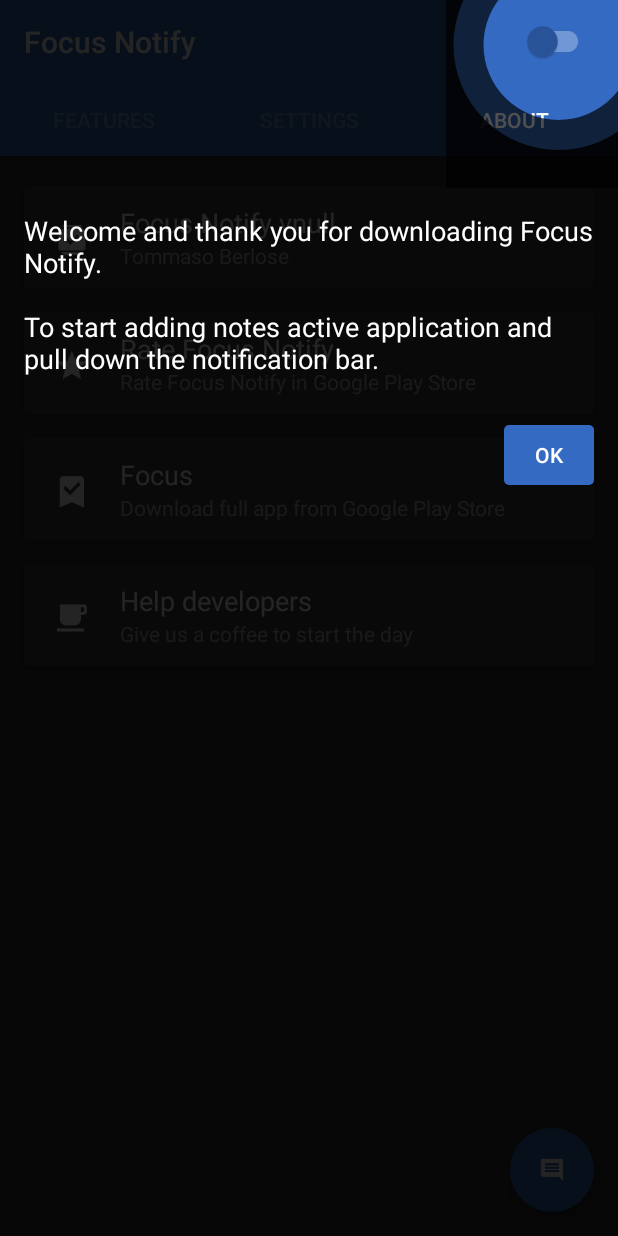
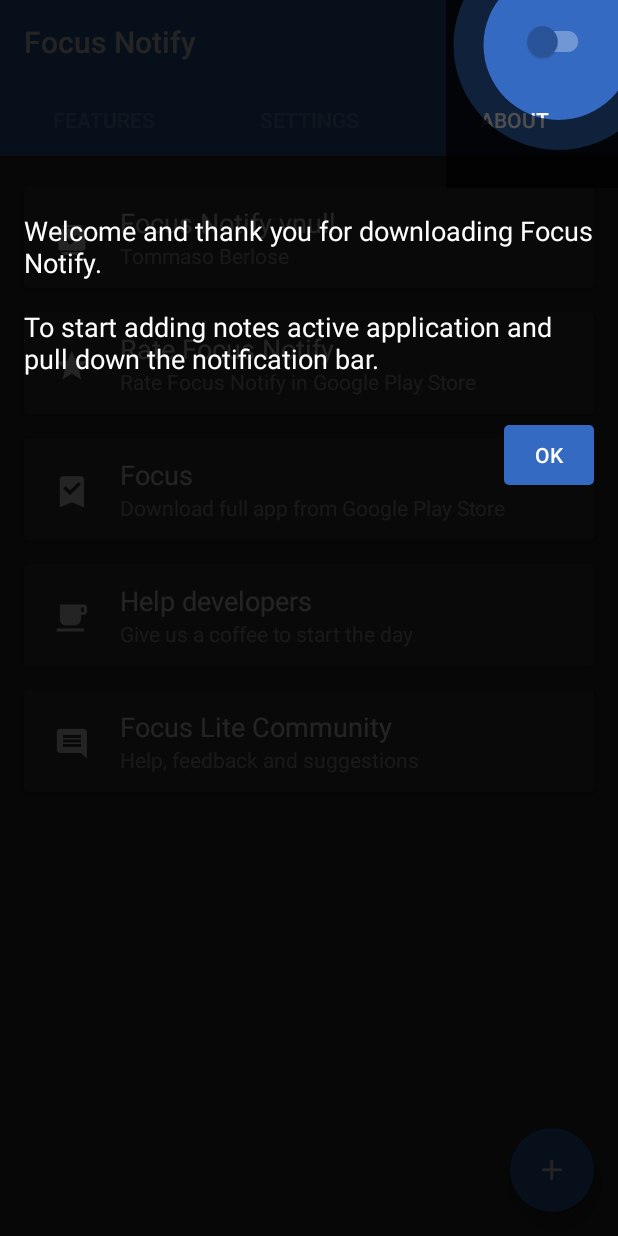
Before and after one commit to tommasoberlose/focus-lite, an Android app: the screen it shows after launch (Main), tab 3 chosen, on a phone screen of 412 x 824 dp. Run offline under Robolectric (Android 15) with nearby library versions, the phone set to English and light mode, and no system bars; libraries missing offline, so code that uses them is left out: com.github.paolorotolo.appintro.

Commit message:
Bug fixes: onBackPressed da notifica, mancavano elementi in settings, spostato feedback sulla community

```diff
--- a/FLite/app/src/main/java/com/nego/flite/Main.java
+++ b/FLite/app/src/main/java/com/nego/flite/Main.java
@@ -85,7 +85,7 @@ public class Main extends AppCompatActivity {
         findViewById(R.id.action_feedback).setOnClickListener(new View.OnClickListener() {
             @Override
             public void onClick(View v) {
-                startActivity(new Intent(Intent.ACTION_VIEW, Uri.parse("https://plus.google.com/communities/100614116200820350356")));
+                startActivity(new Intent(Main.this, MyDialog.class));
             }
         });
 
--- a/FLite/app/src/main/java/com/nego/flite/MyDialog.java
+++ b/FLite/app/src/main/java/com/nego/flite/MyDialog.java
@@ -387,7 +387,7 @@ public class MyDialog extends AppCompatActivity {
 
     @Override
     public void onBackPressed() {
-        if ((r == null && Utils.isEmpty(title) && img.equals("")) || (r != null && r.getTitle().equals(title.getText().toString()) && r.getImg().equals(img))) {
+        if (from_notifications || (r == null && Utils.isEmpty(title) && img.equals("")) || (r != null && r.getTitle().equals(title.getText().toString()) && r.getImg().equals(img))) {
             finish();
         } else {
             new AlertDialog.Builder(MyDialog.this)
--- a/FLite/app/src/main/res/layout-xlarge-land/page_develop.xml
+++ b/FLite/app/src/main/res/layout-xlarge-land/page_develop.xml
@@ -176,6 +176,45 @@
                     android:layout_toEndOf="@+id/img_cafe"
                     android:layout_toRightOf="@+id/img_cafe"/>
             </RelativeLayout>
+            <RelativeLayout
+                android:layout_width="350dp"
+                android:layout_height="100dp"
+                android:paddingLeft="16dp"
+                android:paddingRight="16dp"
+                android:paddingTop="12dp"
+                android:paddingBottom="12dp"
+                android:layout_margin="16dp"
+                android:elevation="2dp"
+                android:background="@drawable/card"
+                android:id="@+id/action_community">
+                <ImageView
+                    android:layout_width="32dp"
+                    android:layout_height="32dp"
+                    android:src="@drawable/ic_action_feedback"
+                    android:id="@+id/img_community"
+                    android:layout_alignParentStart="true"
+                    android:layout_alignParentLeft="true"
+                    android:layout_marginTop="8dp"
+                    android:layout_marginRight="16dp"
+                    android:layout_marginEnd="16dp" />
+                <TextView
+                    android:layout_width="match_parent"
+                    android:layout_height="wrap_content"
+                    android:textColor="@android:color/white"
+                    android:textAppearance="?android:attr/textAppearanceMedium"
+                    android:text="@string/action_community"
+                    android:id="@+id/textView18"
+                    android:layout_toEndOf="@+id/img_community"
+                    android:layout_toRightOf="@+id/img_community" />
+                <TextView
+                    android:layout_width="match_parent"
+                    android:layout_height="wrap_content"
+                    android:textColor="@color/white_dark"
+                    android:text="@string/action_community_subtitle"
+                    android:layout_below="@+id/textView18"
+                    android:layout_toEndOf="@+id/img_community"
+                    android:layout_toRightOf="@+id/img_community"/>
+            </RelativeLayout>
         </GridLayout>
     </ScrollView>
 
--- a/FLite/app/src/main/res/layout-xlarge/activity_main.xml
+++ b/FLite/app/src/main/res/layout-xlarge/activity_main.xml
@@ -39,7 +39,7 @@
         <android.support.design.widget.FloatingActionButton
             android:layout_height="wrap_content"
             android:layout_width="wrap_content"
-            android:src="@drawable/ic_action_feedback"
+            android:src="@drawable/ic_add"
             android:id="@+id/action_feedback"
             android:elevation="@dimen/fab_elevation"
             android:clickable="true"
--- a/FLite/app/src/main/res/layout-xlarge/page_develop.xml
+++ b/FLite/app/src/main/res/layout-xlarge/page_develop.xml
@@ -176,6 +176,45 @@
                     android:layout_toEndOf="@+id/img_cafe"
                     android:layout_toRightOf="@+id/img_cafe"/>
             </RelativeLayout>
+            <RelativeLayout
+                android:layout_width="350dp"
+                android:layout_height="100dp"
+                android:paddingLeft="16dp"
+                android:paddingRight="16dp"
+                android:paddingTop="12dp"
+                android:paddingBottom="12dp"
+                android:layout_margin="16dp"
+                android:elevation="2dp"
+                android:background="@drawable/card"
+                android:id="@+id/action_community">
+                <ImageView
+                    android:layout_width="32dp"
+                    android:layout_height="32dp"
+                    android:src="@drawable/ic_action_feedback"
+                    android:id="@+id/img_community"
+                    android:layout_alignParentStart="true"
+                    android:layout_alignParentLeft="true"
+                    android:layout_marginTop="8dp"
+                    android:layout_marginRight="16dp"
+                    android:layout_marginEnd="16dp" />
+                <TextView
+                    android:layout_width="match_parent"
+                    android:layout_height="wrap_content"
+                    android:textColor="@android:color/white"
+                    android:textAppearance="?android:attr/textAppearanceMedium"
+                    android:text="@string/action_community"
+                    android:id="@+id/textView18"
+                    android:layout_toEndOf="@+id/img_community"
+                    android:layout_toRightOf="@+id/img_community" />
+                <TextView
+                    android:layout_width="match_parent"
+                    android:layout_height="wrap_content"
+                    android:textColor="@color/white_dark"
+                    android:text="@string/action_community_subtitle"
+                    android:layout_below="@+id/textView18"
+                    android:layout_toEndOf="@+id/img_community"
+                    android:layout_toRightOf="@+id/img_community"/>
+            </RelativeLayout>
         </GridLayout>
     </ScrollView>
 
--- a/FLite/app/src/main/res/layout/activity_main.xml
+++ b/FLite/app/src/main/res/layout/activity_main.xml
@@ -41,7 +41,7 @@
     <android.support.design.widget.FloatingActionButton
         android:layout_height="wrap_content"
         android:layout_width="wrap_content"
-        android:src="@drawable/ic_action_feedback"
+        android:src="@drawable/ic_add"
         android:id="@+id/action_feedback"
         android:elevation="@dimen/fab_elevation"
         android:clickable="true"
--- a/FLite/app/src/main/res/layout/page_develop.xml
+++ b/FLite/app/src/main/res/layout/page_develop.xml
@@ -142,7 +142,9 @@
                 android:paddingRight="16dp"
                 android:paddingTop="12dp"
                 android:paddingBottom="12dp"
-                android:layout_margin="16dp"
+                android:layout_marginLeft="16dp"
+                android:layout_marginTop="16dp"
+                android:layout_marginRight="16dp"
                 android:elevation="2dp"
                 android:background="@drawable/card"
                 android:id="@+id/action_gift_cafe">
@@ -174,6 +176,45 @@
                     android:layout_toEndOf="@+id/img_cafe"
                     android:layout_toRightOf="@+id/img_cafe"/>
             </RelativeLayout>
+            <RelativeLayout
+                android:layout_width="match_parent"
+                android:layout_height="wrap_content"
+                android:paddingLeft="16dp"
+                android:paddingRight="16dp"
+                android:paddingTop="12dp"
+                android:paddingBottom="12dp"
+                android:layout_margin="16dp"
+                android:elevation="2dp"
+                android:background="@drawable/card"
+                android:id="@+id/action_community">
+                <ImageView
+                    android:layout_width="32dp"
+                    android:layout_height="32dp"
+                    android:src="@drawable/ic_action_feedback"
+                    android:id="@+id/img_community"
+                    android:layout_alignParentStart="true"
+                    android:layout_alignParentLeft="true"
+                    android:layout_marginTop="8dp"
+                    android:layout_marginRight="16dp"
+                    android:layout_marginEnd="16dp" />
+                <TextView
+                    android:layout_width="match_parent"
+                    android:layout_height="wrap_content"
+                    android:textColor="@android:color/white"
+                    android:textAppearance="?android:attr/textAppearanceMedium"
+                    android:text="@string/action_community"
+                    android:id="@+id/textView18"
+                    android:layout_toEndOf="@+id/img_community"
+                    android:layout_toRightOf="@+id/img_community" />
+                <TextView
+                    android:layout_width="match_parent"
+                    android:layout_height="wrap_content"
+                    android:textColor="@color/white_dark"
+                    android:text="@string/action_community_subtitle"
+                    android:layout_below="@+id/textView18"
+                    android:layout_toEndOf="@+id/img_community"
+                    android:layout_toRightOf="@+id/img_community"/>
+            </RelativeLayout>
         </LinearLayout>
     </ScrollView>
 
--- a/FLite/app/src/main/res/values/strings.xml
+++ b/FLite/app/src/main/res/values/strings.xml
@@ -129,4 +129,6 @@
     <string name="text_reminded_at">Reminded at</string>
     <string name="text_snoozed_to">Snoozed to</string>
     <string name="text_snoozed_to_hour">Snoozed to</string>
+    <string name="action_community">Focus Lite Community</string>
+    <string name="action_community_subtitle">Help, feedback and suggestions</string>
 </resources>
```
Also changed, not shown: FLite/app/build.gradle (+8 -8 lines), FLite/app/src/main/java/com/nego/flite/Pages/PageFragment.java (+8 -1 lines), FLite/app/src/main/res/layout-xlarge/page_settings.xml (+82 -0 lines), 2 other files.
